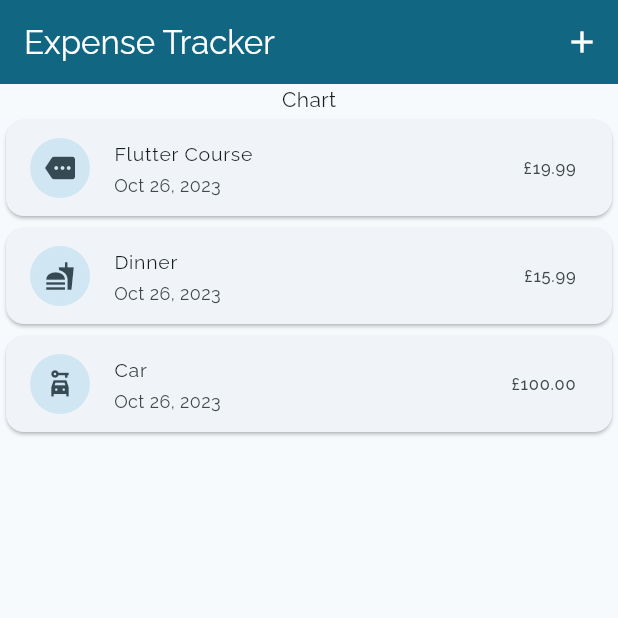
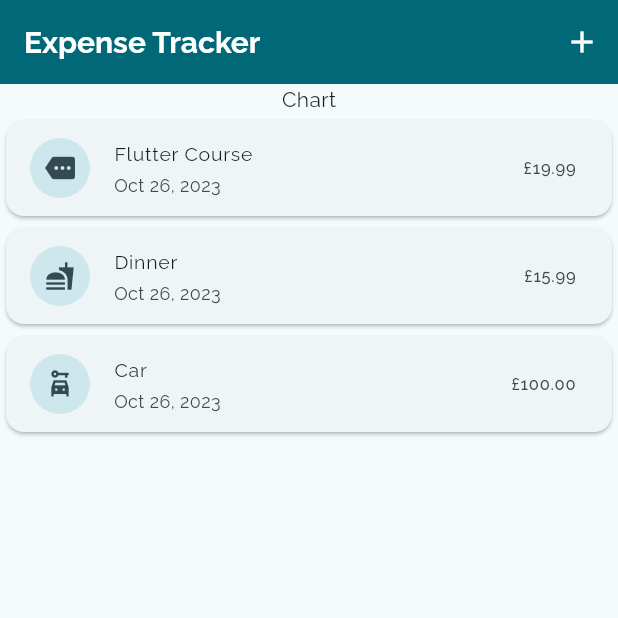
Before and after one commit to Moonbladez/flutter-expense-tracker, a Flutter app: the screen it shows after launch, on a phone screen of 412 x 824 dp, the top half of it. Run offline on Flutter 3.47's test engine with Material 2 defaults, Android fonts, the phone set to English and light mode, and no system bars.

Commit message:
added darkmode

```diff
--- a/lib/main.dart
+++ b/lib/main.dart
@@ -15,6 +15,7 @@ class MyApp extends StatelessWidget {
       title: "Expense Tracker",
       debugShowCheckedModeBanner: false,
       theme: theme,
+      darkTheme: ThemeData.dark().copyWith(useMaterial3: true),
       home: const ExpensesScreen(),
     );
   }
--- a/lib/theme.dart
+++ b/lib/theme.dart
@@ -1,6 +1,7 @@
 import 'package:flutter/material.dart';
 
-ColorScheme kColorScheme = ColorScheme.fromSeed(seedColor: Colors.blueGrey);
+ColorScheme kColorScheme = ColorScheme.fromSeed(seedColor: Colors.cyan);
+ColorScheme kDarkColorScheme = ColorScheme.fromSeed(seedColor: Colors.black12);
 
 ThemeData theme = ThemeData(
   colorScheme: kColorScheme,
@@ -11,7 +12,20 @@ ThemeData theme = ThemeData(
     backgroundColor: kColorScheme.primary,
     foregroundColor: kColorScheme.onPrimary,
   ),
+  elevatedButtonTheme: ElevatedButtonThemeData(
+    style: ElevatedButton.styleFrom(
+      foregroundColor: kColorScheme.onPrimary,
+      backgroundColor: kColorScheme.primary,
+    ),
+  ),
   inputDecorationTheme: const InputDecorationTheme().copyWith(
     isDense: true,
   ),
+  // appbar heading
+  textTheme: const TextTheme().copyWith(
+    titleLarge: const TextStyle(
+      fontSize: 20,
+      fontWeight: FontWeight.bold,
+    ),
+  ),
 );
```
